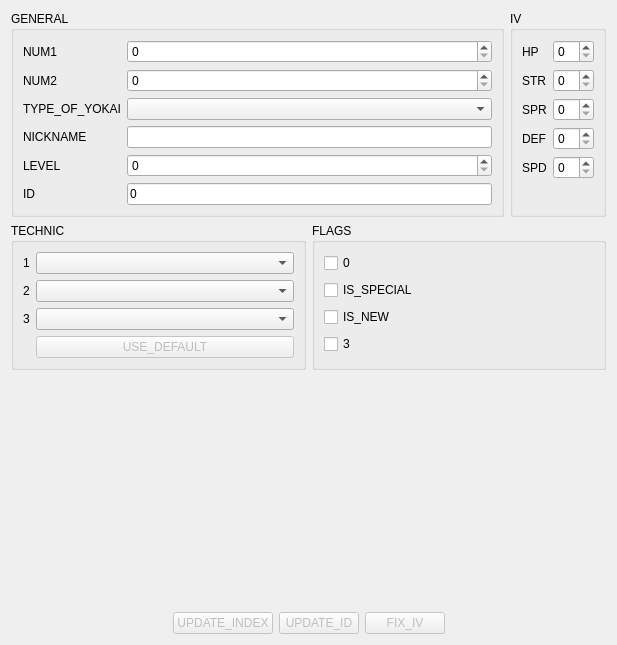
Orionsilver/Yo-kai_Editor_B2, file src/ui/youkaitabform.ui: the form before one commit.
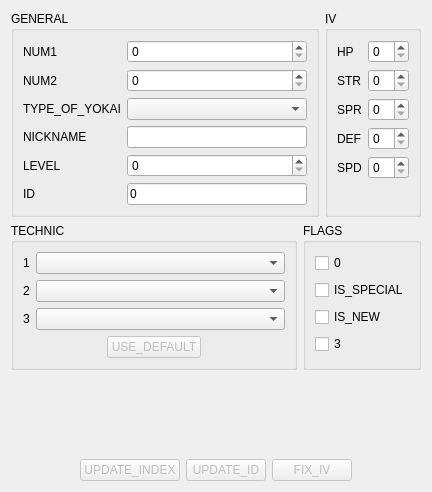
The form after the commit.

The edit to the form file:
```diff
--- a/src/ui/youkaitabform.ui
+++ b/src/ui/youkaitabform.ui
@@ -2,14 +2,6 @@
 <ui version="4.0">
  <class>YoukaiTabForm</class>
  <widget class="QWidget" name="YoukaiTabForm">
-  <property name="geometry">
-   <rect>
-    <x>0</x>
-    <y>0</y>
-    <width>617</width>
-    <height>645</height>
-   </rect>
-  </property>
   <property name="windowTitle">
    <string notr="true">Form</string>
   </property>
@@ -253,7 +245,24 @@
           <item row="2" column="1">
            <widget class="QComboBox" name="move3CB"/>
           </item>
-          <item row="3" column="1">
+         </layout>
+        </item>
+        <item>
+         <layout class="QHBoxLayout" name="horizontalLayout_2">
+          <item>
+           <spacer name="horizontalSpacer">
+            <property name="orientation">
+             <enum>Qt::Horizontal</enum>
+            </property>
+            <property name="sizeHint" stdset="0">
+             <size>
+              <width>40</width>
+              <height>20</height>
+             </size>
+            </property>
+           </spacer>
+          </item>
+          <item>
            <widget class="QPushButton" name="defaultAtkB">
             <property name="enabled">
              <bool>false</bool>
@@ -263,6 +272,19 @@
             </property>
            </widget>
           </item>
+          <item>
+           <spacer name="horizontalSpacer_2">
+            <property name="orientation">
+             <enum>Qt::Horizontal</enum>
+            </property>
+            <property name="sizeHint" stdset="0">
+             <size>
+              <width>40</width>
+              <height>20</height>
+             </size>
+            </property>
+           </spacer>
+          </item>
          </layout>
         </item>
        </layout>
```
